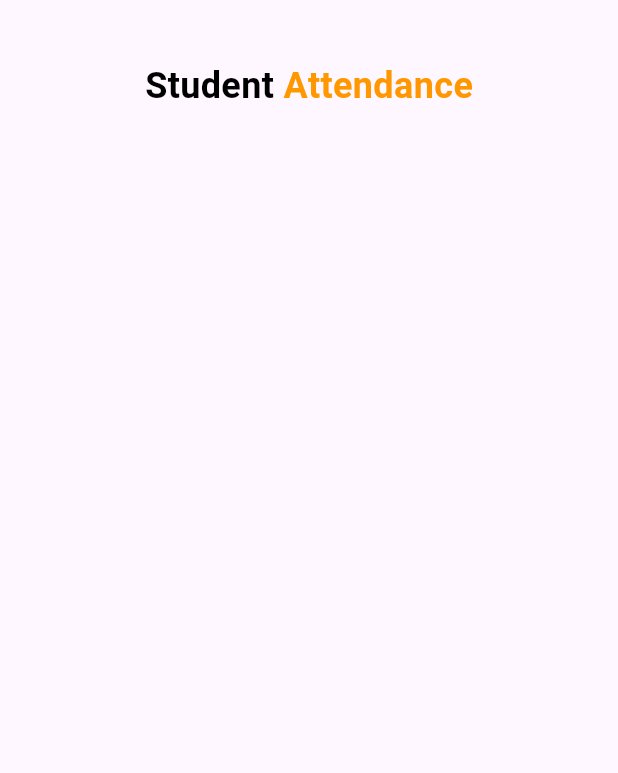
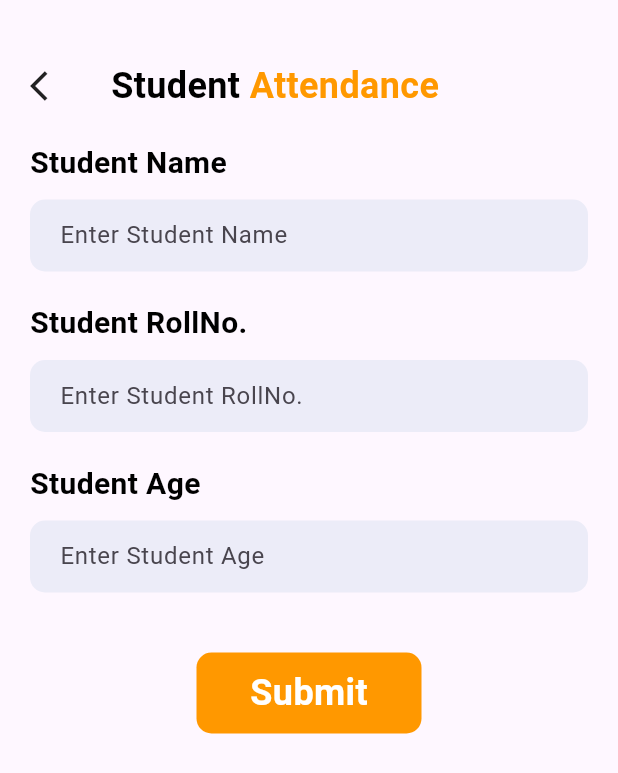
Before and after one commit to usama-devv/student-attendance-app, a Flutter app: the screen it shows after launch, after a tap on the "add" icon, on a phone screen of 412 x 824 dp. Shown: the top 773 px of the screen. Run offline on Flutter 3.47's test engine with Material 3 defaults, Android fonts, the phone set to English and light mode, and no system bars; our stand-ins replace firebase_core, get; accounts and stored records are empty.

Commit message:
firebase integrated

```diff
--- a/lib/main.dart
+++ b/lib/main.dart
@@ -1,7 +1,11 @@
+import 'package:firebase_core/firebase_core.dart';
 import 'package:flutter/material.dart';
+import 'package:get/get.dart';
 import 'package:student_attendance_app/views/home.dart';
 
-void main() {
+void main() async{
+  WidgetsFlutterBinding.ensureInitialized();
+  await Firebase.initializeApp();
   runApp(const MyApp());
 }
 
@@ -10,7 +14,7 @@ class MyApp extends StatelessWidget {
 
   @override
   Widget build(BuildContext context) {
-    return MaterialApp(
+    return GetMaterialApp(
       debugShowCheckedModeBanner: false,
       title: 'Student Attendance',
       theme: ThemeData(
--- a/lib/views/add_student.dart
+++ b/lib/views/add_student.dart
@@ -8,16 +8,21 @@ class AddStudent extends StatefulWidget {
 }
 
 class _AddStudentState extends State<AddStudent> {
+  TextEditingController nameController = TextEditingController();
+  TextEditingController rollNoController = TextEditingController();
+  TextEditingController ageController = TextEditingController();
   @override
   Widget build(BuildContext context) {
     return Scaffold(
       body: Container(
         margin: EdgeInsets.only(top: 40.0, left: 20.0, right: 20.0),
         child: Column(
+          crossAxisAlignment: CrossAxisAlignment.start,
           children: [
             Row(
-              mainAxisAlignment: MainAxisAlignment.center,
               children: [
+                Icon(Icons.arrow_back_ios),
+                SizedBox(width: 30.0),
                 Text(
                   "Student ",
                   style: TextStyle(
@@ -36,6 +41,99 @@ class _AddStudentState extends State<AddStudent> {
                 ),
               ],
             ),
+            SizedBox(height: 20),
+            Text(
+              "Student Name",
+              style: TextStyle(
+                color: Colors.black,
+                fontWeight: FontWeight.bold,
+                fontSize: 20.0,
+              ),
+            ),
+            SizedBox(height: 10),
+            Container(
+              padding: EdgeInsets.only(left: 20.0),
+              decoration: BoxDecoration(
+                color: Color(0xFFececf8),
+                borderRadius: BorderRadius.circular(10),
+              ),
+              child: TextField(
+                controller: nameController,
+                decoration: InputDecoration(
+                  border: InputBorder.none,
+                  hintText: "Enter Student Name",
+                ),
+              ),
+            ),
+            SizedBox(height: 20),
+            Text(
+              "Student RollNo.",
+              style: TextStyle(
+                color: Colors.black,
+                fontWeight: FontWeight.bold,
+                fontSize: 20.0,
+              ),
+            ),
+            SizedBox(height: 10),
+            Container(
+              padding: EdgeInsets.only(left: 20.0),
+              decoration: BoxDecoration(
+                color: Color(0xFFececf8),
+                borderRadius: BorderRadius.circular(10),
+              ),
+              child: TextField(
+                controller: rollNoController,
+                decoration: InputDecoration(
+                  border: InputBorder.none,
+                  hintText: "Enter Student RollNo.",
+                ),
+              ),
+            ),
+            SizedBox(height: 20),
+            Text(
+              "Student Age",
+              style: TextStyle(
+                color: Colors.black,
+                fontWeight: FontWeight.bold,
+                fontSize: 20.0,
+              ),
+            ),
+            SizedBox(height: 10),
+            Container(
+              padding: EdgeInsets.only(left: 20.0),
+              decoration: BoxDecoration(
+                color: Color(0xFFececf8),
+                borderRadius: BorderRadius.circular(10),
+              ),
+              child: TextField(
+                controller: ageController,
+                decoration: InputDecoration(
+                  border: InputBorder.none,
+                  hintText: "Enter Student Age",
+                ),
+              ),
+            ),
+            SizedBox(height: 40.0),
+            Center(
+              child: Container(
+                padding: EdgeInsets.symmetric(vertical: 10.0),
+                width: 150,
+                decoration: BoxDecoration(
+                  color: Colors.orange,
+                  borderRadius: BorderRadius.circular(10),
+                ),
+                child: Center(
+                  child: Text(
+                    "Submit",
+                    style: TextStyle(
+                      color: Colors.white,
+                      fontWeight: FontWeight.bold,
+                      fontSize: 24.0,
+                    ),
+                  ),
+                ),
+              ),
+            ),
           ],
         ),
       ),
```
